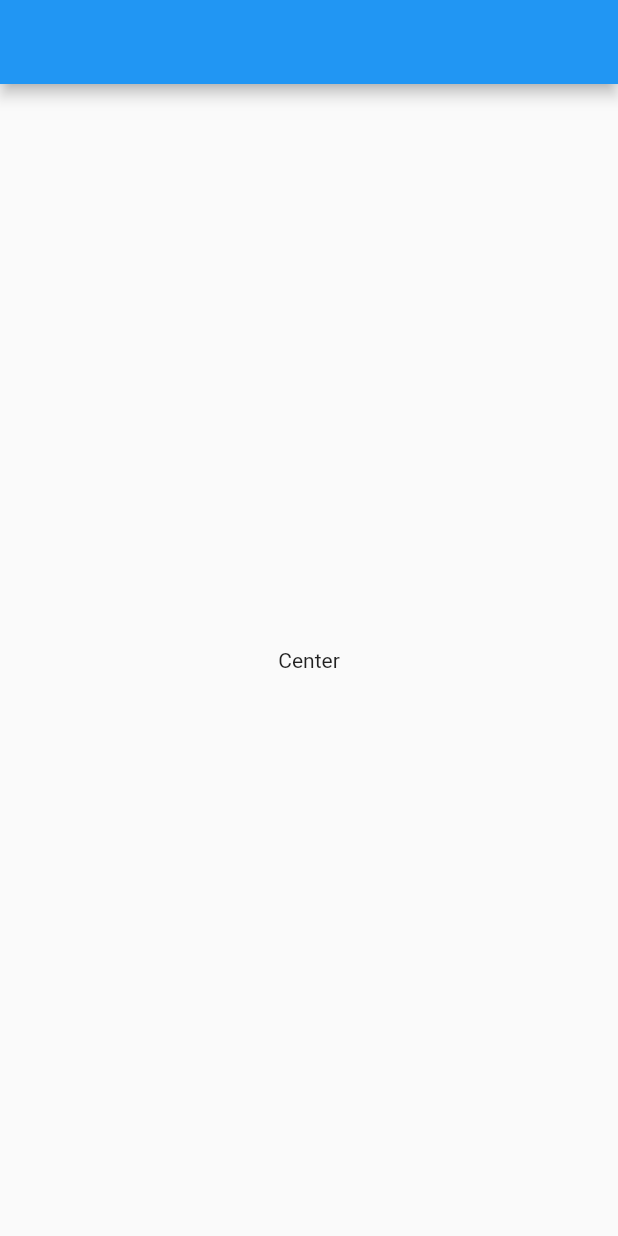
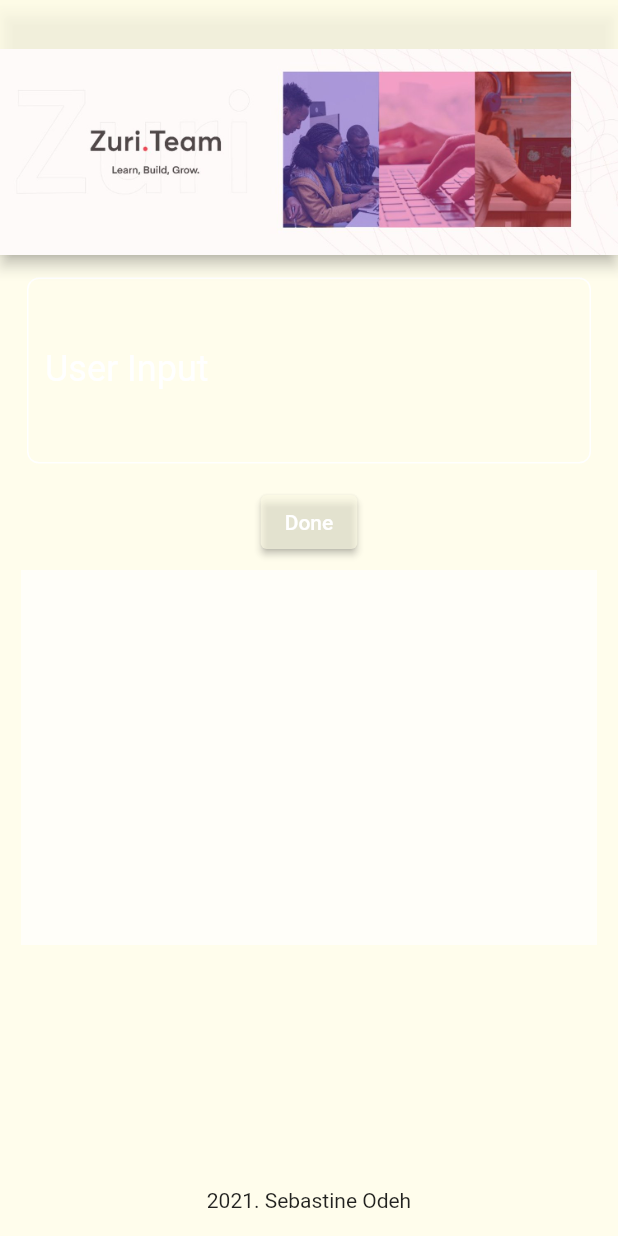
Before and after one commit to CoderNamedHendrick/zuri-stage-2, a Flutter app: the screen it shows after launch, on a phone screen of 412 x 824 dp. Run offline on Flutter 3.47's test engine with Material 2 defaults, Android fonts, the phone set to English and light mode, and no system bars.

Commit message:
almost done

```diff
--- /dev/null
+++ b/lib/custom_appbar.dart
@@ -0,0 +1,30 @@
+import 'package:flutter/material.dart';
+
+class ZuriAppBar extends StatefulWidget implements PreferredSizeWidget {
+  ZuriAppBar({
+    Key key,
+  })  : preferredSize = Size.fromHeight(170),
+        super(key: key);
+
+  @override
+  final Size preferredSize;
+
+  @override
+  _ZuriAppBarState createState() => _ZuriAppBarState();
+}
+
+class _ZuriAppBarState extends State<ZuriAppBar> {
+  @override
+  Widget build(BuildContext context) {
+    return AppBar(
+      backgroundColor: Colors.yellow[50].withOpacity(0.8),
+      flexibleSpace: Align(
+        alignment: Alignment.bottomCenter,
+        child: const Image(
+          fit: BoxFit.fitHeight,
+          image: AssetImage('assets/images/appbar_cover.jpg'),
+        ),
+      ),
+    );
+  }
+}
--- a/lib/main.dart
+++ b/lib/main.dart
@@ -1,4 +1,7 @@
+import 'package:flutter/cupertino.dart';
+import 'package:flutter/foundation.dart';
 import 'package:flutter/material.dart';
+import 'package:zuri_task_2/custom_appbar.dart';
 
 void main() {
   runApp(MyApp());
@@ -8,7 +11,7 @@ class MyApp extends StatelessWidget {
   @override
   Widget build(BuildContext context) {
     return MaterialApp(
-      title: 'Flutter Demo',
+      title: 'Zuri Task 2',
       theme: ThemeData(
         primarySwatch: Colors.blue,
         visualDensity: VisualDensity.adaptivePlatformDensity,
@@ -26,12 +29,107 @@ class Page extends StatefulWidget {
 }
 
 class _PageState extends State<Page> {
+  TextEditingController _textController = TextEditingController();
+  FocusScopeNode _focusNode = FocusScopeNode();
+  Color _color = Colors.yellow[50].withOpacity(0.8);
+
   @override
   Widget build(BuildContext context) {
     return Scaffold(
-      appBar: AppBar(),
-      body: Center(
-        child: Text('Center'),
+      backgroundColor: _color,
+      appBar: ZuriAppBar(),
+      body: Stack(
+        children: [
+          Align(
+            alignment: Alignment.topCenter,
+            child: SingleChildScrollView(
+              child: Column(
+                children: [
+                  Container(
+                    margin: EdgeInsets.symmetric(
+                      vertical: 15,
+                      horizontal: 18,
+                    ),
+                    child: TextFormField(
+                      controller: _textController,
+                      cursorColor: _color,
+                      focusNode: _focusNode,
+                      style: TextStyle(
+                        fontSize: 18,
+                        color: Colors.white,
+                      ),
+                      maxLines: 4,
+                      cursorHeight: 18,
+                      onFieldSubmitted: (text) => _focusNode.unfocus(),
+                      decoration: InputDecoration(
+                        labelText: 'User Input',
+                        labelStyle: TextStyle(
+                          color: Colors.white,
+                          fontSize: 24,
+                        ),
+                        border: OutlineInputBorder(
+                            borderSide: BorderSide(color: Colors.white),
+                            borderRadius: BorderRadius.circular(8)),
+                        enabledBorder: OutlineInputBorder(
+                            borderSide: BorderSide(color: Colors.white),
+                            borderRadius: BorderRadius.circular(8)),
+                        focusedBorder: OutlineInputBorder(
+                            borderSide: BorderSide(color: Colors.white),
+                            borderRadius: BorderRadius.circular(8)),
+                      ),
+                    ),
+                  ),
+                  ElevatedButton(
+                    style: ButtonStyle(
+                      backgroundColor: MaterialStateProperty.resolveWith(
+                        (states) {
+                          return Colors.yellow[50].withOpacity(0.6);
+                        },
+                      ),
+                    ),
+                    onPressed: () {
+                      setState(() {});
+                    },
+                    child: Text(
+                      'Done',
+                    ),
+                  ),
+                  Padding(
+                    padding:
+                        const EdgeInsets.symmetric(horizontal: 14, vertical: 8),
+                    child: Container(
+                      height: 250,
+                      width: double.maxFinite,
+                      color: Colors.white70,
+                      child: Text(
+                        _textController.value.text == null
+                            ? 'Waiting For User\'s Input'
+                            : '${_textController.value.text}',
+                        style: TextStyle(
+                          fontSize: 21,
+                          color: Colors.black,
+                          fontWeight: FontWeight.w500,
+                        ),
+                      ),
+                    ),
+                  ),
+                ],
+              ),
+            ),
+          ),
+          Align(
+            alignment: Alignment.bottomCenter,
+            child: Container(
+              margin: EdgeInsets.symmetric(
+                vertical: 16,
+              ),
+              child: Row(
+                mainAxisAlignment: MainAxisAlignment.center,
+                children: [Text('2021. Sebastine Odeh')],
+              ),
+            ),
+          ),
+        ],
       ),
     );
   }
```
Also changed, not shown: assets/images/zuri.png (deleted), 17 other files.
